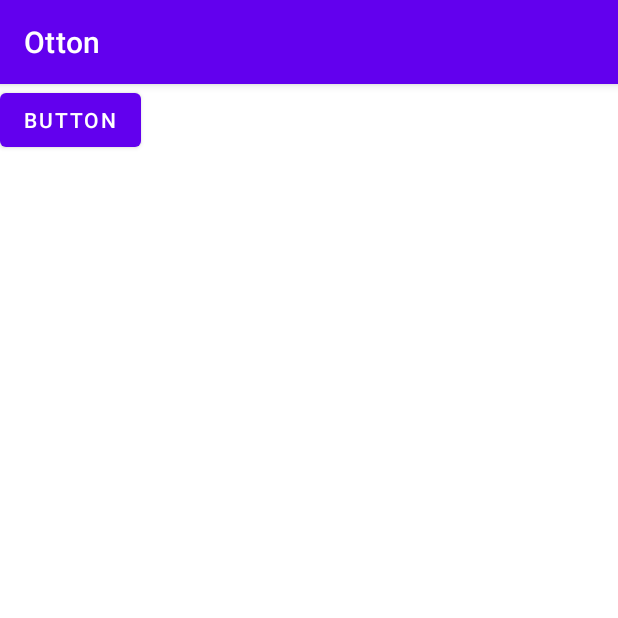
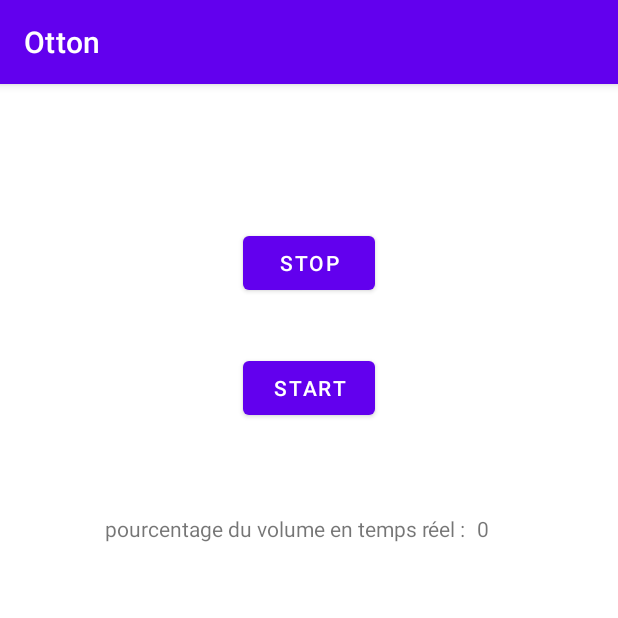
Before and after one commit to BenoitDKN/Otton, an Android app: the screen it shows after launch (MainActivity), on a phone screen of 412 x 824 dp, the top half of it. Run offline under Robolectric (Android 15) with nearby library versions, the phone set to English and light mode, and no system bars.

Commit message:
logo endend

```diff
--- a/app/src/main/java/com/example/otton/MainActivity.kt
+++ b/app/src/main/java/com/example/otton/MainActivity.kt
@@ -6,6 +6,7 @@ import android.widget.Button
 import android.content.Context
 import android.media.AudioManager
 import android.Manifest
+import android.annotation.SuppressLint
 import android.content.pm.PackageManager
 import android.media.AudioFormat
 import android.media.AudioRecord
@@ -26,7 +27,10 @@ class MainActivity : AppCompatActivity() {
     private lateinit var audioRecord: AudioRecord
     private var isMeasuring = false
     private lateinit var capturedSoundLevel: String
+    private var decibels: Float = 0.0F
+    private lateinit var getpercentage: TextView
 
+    @SuppressLint("MissingInflatedId")
     override fun onCreate(savedInstanceState: Bundle?) {
         super.onCreate(savedInstanceState)
         setContentView(R.layout.activity_main)
@@ -37,41 +41,24 @@ class MainActivity : AppCompatActivity() {
 
         //le code que j'ai ajouté :
         audioManager = getSystemService(Context.AUDIO_SERVICE) as AudioManager
-        val buttonSetVolume = findViewById<Button>(R.id.connect)
-        startMeasuring()
-        buttonSetVolume.setOnClickListener {
-            showCapturedSoundLevel()
-            setNotificationVolumeToPercentage()
-            //stopMeasuring()
+        val start = findViewById<Button>(R.id.start)
+        val stop = findViewById<Button>(R.id.stop)
+        getpercentage = findViewById(R.id.percentage)
+
+        start.setOnClickListener {
+            startleveling()
+        }
+        stop.setOnClickListener {
+            stopleveling()
         }
 
 
 
     }
-    private fun setNotificationVolumeToPercentage() {
-        if (::capturedSoundLevel.isInitialized) {
-            try {
-                val percentage = capturedSoundLevel.toInt()
-                Toast.makeText(this, "percentage : $capturedSoundLevel", Toast.LENGTH_SHORT).show()
-                val audioManager = getSystemService(AUDIO_SERVICE) as AudioManager
-                val maxVolume = audioManager.getStreamMaxVolume(AudioManager.STREAM_NOTIFICATION)
-                val desiredVolume = (maxVolume * percentage) / 100
 
-                audioManager.setStreamVolume(AudioManager.STREAM_NOTIFICATION, desiredVolume, 0)
-            } catch (e: NumberFormatException) {
-                // La conversion de la chaîne en entier a échoué
-                // Gérer l'erreur ici
-                Toast.makeText(this, "conversion échouée", Toast.LENGTH_SHORT).show()
-            }
-        } else {
-            // capturedSoundLevel n'est pas initialisé
-            // Gérer l'erreur ici
-            Toast.makeText(this, "initialization échouée", Toast.LENGTH_SHORT).show()
-        }
-    }
 
     // Méthode pour commencer la mesure
-    private fun startMeasuring() {
+    private fun startleveling() {
         // Utilisez la variable soundLevelTextView pour mettre à jour le TextView
         isMeasuring = true
         audioRecord.startRecording()
@@ -86,22 +73,29 @@ class MainActivity : AppCompatActivity() {
                 }
                 val rms = Math.sqrt(sum / BUFFER_SIZE)
                 val db = 20 * Math.log10(rms)
+                decibels = db.toFloat()
                 runOnUiThread {
                     capturedSoundLevel = "Niveau sonore : %.2f dB".format(db)
-                    println(capturedSoundLevel)
+                    action()
+
                 }
             }
         }.start()
     }
 
     // Méthode pour arrêter la mesure
-    private fun stopMeasuring() {
+    private fun stopleveling() {
         isMeasuring = false
         audioRecord.stop()
     }
-    private fun showCapturedSoundLevel() {
+    private fun action() {
         if (::capturedSoundLevel.isInitialized) {
-            Toast.makeText(this, "Niveau sonore capturé : $capturedSoundLevel", Toast.LENGTH_SHORT).show()
+            val percentage = decibels.toInt()
+            val audioManager = getSystemService(AUDIO_SERVICE) as AudioManager
+            val maxVolume = audioManager.getStreamMaxVolume(AudioManager.STREAM_RING)
+            val desiredVolume = (maxVolume * percentage) / 100
+            audioManager.setStreamVolume(AudioManager.STREAM_RING, desiredVolume, 0)
+            getpercentage.text = audioManager.getStreamVolume(AudioManager.STREAM_RING).toString()
         } else {
             Toast.makeText(this, "Aucune valeur de niveau sonore à afficher.", Toast.LENGTH_SHORT).show()
         }
--- a/app/src/main/res/layout/activity_main.xml
+++ b/app/src/main/res/layout/activity_main.xml
@@ -7,10 +7,41 @@
     tools:context=".MainActivity">
 
     <Button
-        android:id="@+id/connect"
+        android:id="@+id/start"
         android:layout_width="wrap_content"
         android:layout_height="wrap_content"
-        android:text="Button"
-        tools:layout_editor_absoluteX="140dp"
-        tools:layout_editor_absoluteY="200dp" />
+        android:layout_marginTop="35dp"
+        android:text="Start"
+        app:layout_constraintStart_toStartOf="@+id/stop"
+        app:layout_constraintTop_toBottomOf="@+id/stop" />
+
+    <Button
+        android:id="@+id/stop"
+        android:layout_width="wrap_content"
+        android:layout_height="wrap_content"
+        android:layout_marginTop="95dp"
+        android:text="Stop"
+        app:layout_constraintEnd_toEndOf="parent"
+        app:layout_constraintStart_toStartOf="parent"
+        app:layout_constraintTop_toTopOf="parent" />
+
+    <TextView
+        android:id="@+id/text1"
+        android:layout_width="wrap_content"
+        android:layout_height="wrap_content"
+        android:layout_marginTop="60dp"
+        android:layout_marginEnd="4dp"
+        android:text="pourcentage du volume en temps réel : "
+        app:layout_constraintEnd_toStartOf="@+id/percentage"
+        app:layout_constraintTop_toBottomOf="@+id/start" />
+
+    <TextView
+        android:id="@+id/percentage"
+        android:layout_width="42dp"
+        android:layout_height="25dp"
+        android:layout_marginStart="156dp"
+        android:text="0"
+        app:layout_constraintBaseline_toBaselineOf="@+id/text1"
+        app:layout_constraintStart_toStartOf="@+id/start" />
+
 </androidx.constraintlayout.widget.ConstraintLayout>
```
